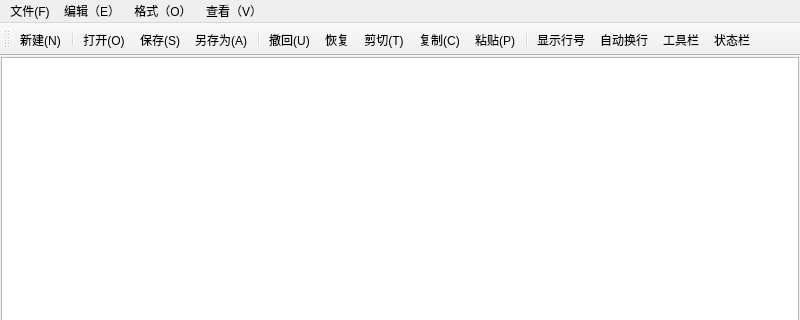
Above: mainwindow.ui from Jvsong/Jvsong before the change; both pictures show x 0 to 800 and y 0 to 320 of the 800 by 600 pixel window. Below: the same form after it.
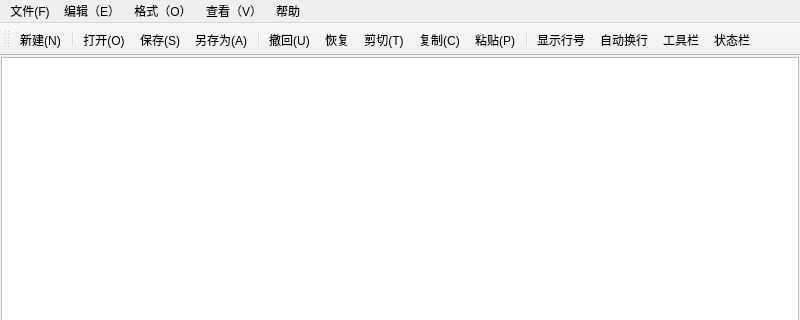
That is the form after the change. Icons and pictures are not drawn. Custom widgets are drawn as their Qt base class.

Diff of the .ui file:
```diff
--- a/mainwindow.ui
+++ b/mainwindow.ui
@@ -41,7 +41,7 @@
      <x>0</x>
      <y>0</y>
      <width>800</width>
-     <height>25</height>
+     <height>21</height>
     </rect>
    </property>
    <widget class="QMenu" name="menu">
@@ -86,10 +86,17 @@
     <addaction name="actionTool"/>
     <addaction name="actionState"/>
    </widget>
+   <widget class="QMenu" name="menu_2">
+    <property name="title">
+     <string>帮助</string>
+    </property>
+    <addaction name="actionAbout"/>
+   </widget>
    <addaction name="menu"/>
    <addaction name="menu_E"/>
    <addaction name="menu_O"/>
    <addaction name="menu_V"/>
+   <addaction name="menu_2"/>
   </widget>
   <widget class="QStatusBar" name="statusbar"/>
   <widget class="QToolBar" name="toolBar">
@@ -445,6 +452,13 @@
    </property>
   </action>
  </widget>
+ <customwidgets>
+  <customwidget>
+   <class>CodeEditor</class>
+   <extends>QPlainTextEdit</extends>
+   <header location="global">codeeditor.h</header>
+  </customwidget>
+ </customwidgets>
  <resources>
   <include location="notepad.qrc"/>
  </resources>
```
Left out of the diff: 26 changed lines with no effect on the pictures.
